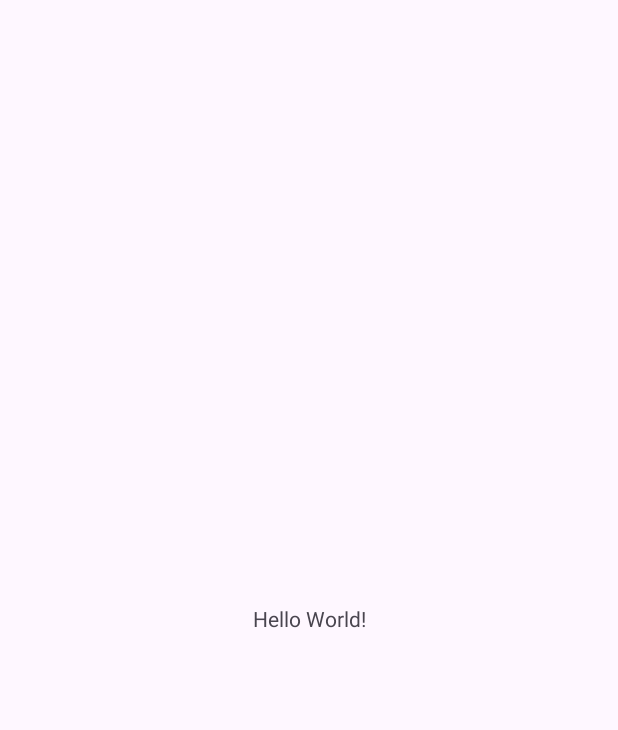
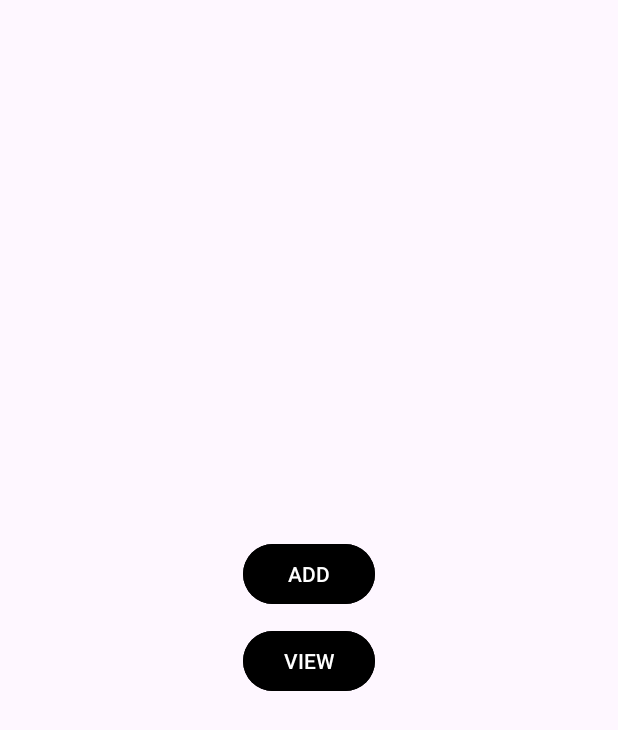
Before and after one commit to Maeghna/visitor, an Android app: the screen it shows after launch (MainActivity), on a phone screen of 412 x 824 dp. Before the commit the part shown is almost empty. Shown: the top 730 px of the screen. Run offline under Robolectric (Android 15) with nearby library versions, the phone set to English and light mode, and no system bars.

Commit message:
contents done

```diff
--- a/app/src/main/AndroidManifest.xml
+++ b/app/src/main/AndroidManifest.xml
@@ -13,6 +13,9 @@
         android:theme="@style/Theme.Securityapp"
         tools:targetApi="31">
         <activity
+            android:name=".details"
+            android:exported="false" />
+        <activity
             android:name=".MainActivity"
             android:exported="true">
             <intent-filter>
--- a/app/src/main/java/com/example/securityapp/MainActivity.java
+++ b/app/src/main/java/com/example/securityapp/MainActivity.java
@@ -1,6 +1,9 @@
 package com.example.securityapp;
 
+import android.content.Intent;
 import android.os.Bundle;
+import android.view.View;
+import android.widget.Button;
 
 import androidx.activity.EdgeToEdge;
 import androidx.appcompat.app.AppCompatActivity;
@@ -9,16 +12,20 @@ import androidx.core.view.ViewCompat;
 import androidx.core.view.WindowInsetsCompat;
 
 public class MainActivity extends AppCompatActivity {
-
+Button bu1,bu2;
     @Override
     protected void onCreate(Bundle savedInstanceState) {
         super.onCreate(savedInstanceState);
         EdgeToEdge.enable(this);
         setContentView(R.layout.activity_main);
-        ViewCompat.setOnApplyWindowInsetsListener(findViewById(R.id.main), (v, insets) -> {
-            Insets systemBars = insets.getInsets(WindowInsetsCompat.Type.systemBars());
-            v.setPadding(systemBars.left, systemBars.top, systemBars.right, systemBars.bottom);
-            return insets;
+        bu1=(Button)findViewById(R.id.b1);
+        bu2=(Button)findViewById(R.id.b2);
+        bu1.setOnClickListener(new View.OnClickListener() {
+            @Override
+            public void onClick(View v) {
+                Intent i=new Intent(getApplicationContext(), details.class);
+                startActivity(i);
+            }
         });
     }
 }
--- a/app/src/main/res/layout/activity_main.xml
+++ b/app/src/main/res/layout/activity_main.xml
@@ -1,19 +1,19 @@
-<?xml version="1.0" encoding="utf-8"?>
-<androidx.constraintlayout.widget.ConstraintLayout xmlns:android="http://schemas.android.com/apk/res/android"
-    xmlns:app="http://schemas.android.com/apk/res-auto"
-    xmlns:tools="http://schemas.android.com/tools"
-    android:id="@+id/main"
+<LinearLayout android:layout_height="match_parent"
     android:layout_width="match_parent"
-    android:layout_height="match_parent"
-    tools:context=".MainActivity">
-
-    <TextView
+    android:orientation="vertical"
+    android:gravity="center"
+    xmlns:android="http://schemas.android.com/apk/res/android">
+    <Button
+        android:text="ADD"
+        android:id="@+id/b1"
+        android:backgroundTint="@color/black"
         android:layout_width="wrap_content"
-        android:layout_height="wrap_content"
-        android:text="Hello World!"
-        app:layout_constraintBottom_toBottomOf="parent"
-        app:layout_constraintEnd_toEndOf="parent"
-        app:layout_constraintStart_toStartOf="parent"
-        app:layout_constraintTop_toTopOf="parent" />
-
-</androidx.constraintlayout.widget.ConstraintLayout>
+        android:layout_height="wrap_content"/>
+    <Button
+        android:text="VIEW"
+        android:layout_marginTop="10dp"
+        android:id="@+id/b2"
+        android:backgroundTint="@color/black"
+        android:layout_width="wrap_content"
+        android:layout_height="wrap_content"/>
+</LinearLayout>
```
Also changed, not shown: app/src/main/java/com/example/securityapp/details.java (added, +49 -0 lines), app/src/main/res/layout/activity_details.xml (added, +62 -0 lines).
